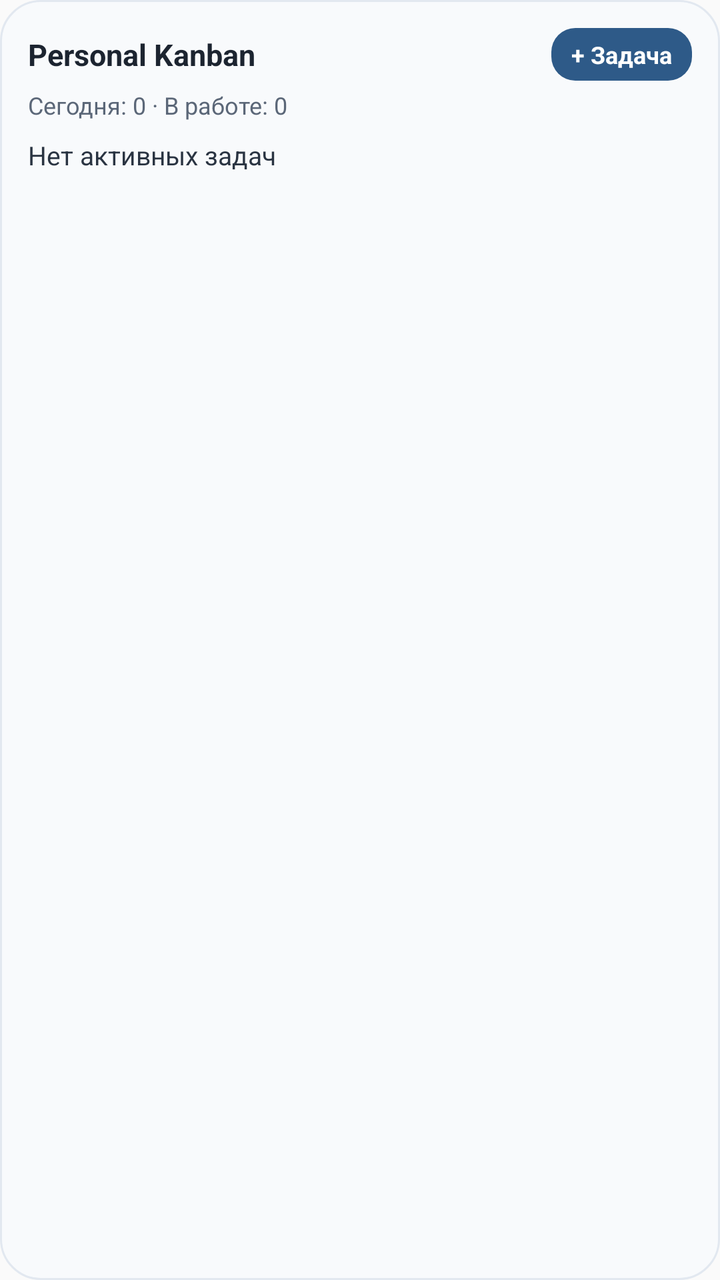
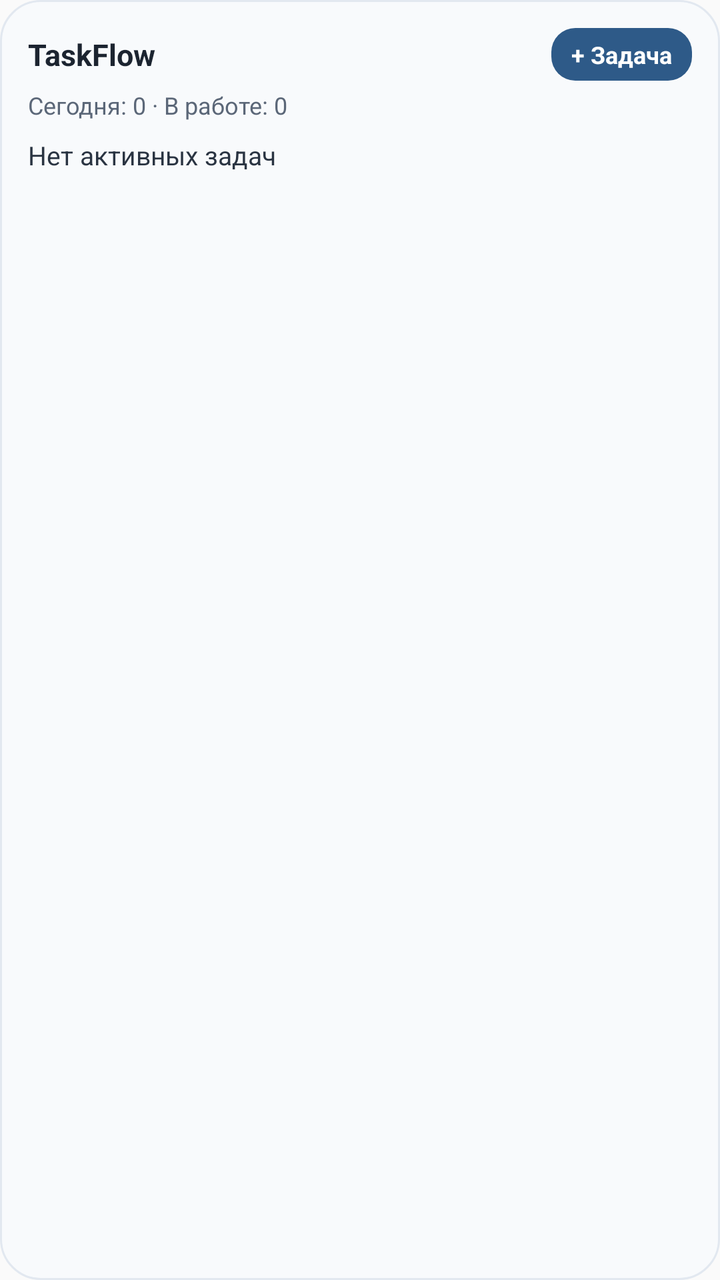

Two renders of the same Android screen: before a commit and after it. Below are the layout's source before the change and the commit's diff.
<!-- AndroidManifest.xml: application theme Theme.PersonalKanban -->
<!-- res/layout/widget_kanban.xml -->
<?xml version="1.0" encoding="utf-8"?>
<LinearLayout xmlns:android="http://schemas.android.com/apk/res/android"
    android:id="@+id/widget_root"
    android:layout_width="match_parent"
    android:layout_height="match_parent"
    android:background="@drawable/widget_bg"
    android:orientation="vertical"
    android:padding="14dp">

    <LinearLayout
        android:layout_width="match_parent"
        android:layout_height="wrap_content"
        android:gravity="center_vertical"
        android:orientation="horizontal">

        <TextView
            android:id="@+id/widget_title"
            android:layout_width="0dp"
            android:layout_height="wrap_content"
            android:layout_weight="1"
            android:text="Personal Kanban"
            android:textColor="#1C2430"
            android:textSize="15sp"
            android:textStyle="bold" />

        <TextView
            android:id="@+id/widget_add_btn"
            android:layout_width="wrap_content"
            android:layout_height="wrap_content"
            android:background="@drawable/widget_btn_bg"
            android:paddingHorizontal="10dp"
            android:paddingVertical="5dp"
            android:text="+ Задача"
            android:textColor="#FFFFFF"
            android:textSize="12sp"
            android:textStyle="bold" />
    </LinearLayout>

    <TextView
        android:id="@+id/widget_summary"
        android:layout_width="match_parent"
        android:layout_height="wrap_content"
        android:layout_marginTop="4dp"
        android:text="Сегодня: 0 · В работе: 0"
        android:textColor="#5B6778"
        android:textSize="12sp" />

    <TextView
        android:id="@+id/widget_tasks"
        android:layout_width="match_parent"
        android:layout_height="0dp"
        android:layout_marginTop="8dp"
        android:layout_weight="1"
        android:ellipsize="end"
        android:lineSpacingExtra="3dp"
        android:maxLines="4"
        android:text="Нет активных задач"
        android:textColor="#2A3442"
        android:textSize="13sp" />
</LinearLayout>
<!-- resources referenced by this layout -->
<resources>
  <!-- drawable widget_bg (drawable) -->
  <?xml version="1.0" encoding="utf-8"?>
  <shape xmlns:android="http://schemas.android.com/apk/res/android"
      android:shape="rectangle">
      <solid android:color="#F8FAFC" />
      <corners android:radius="20dp" />
      <stroke
          android:width="1dp"
          android:color="#E2E8F0" />
  </shape>
  <!-- drawable widget_btn_bg (drawable) -->
  <?xml version="1.0" encoding="utf-8"?>
  <shape xmlns:android="http://schemas.android.com/apk/res/android"
      android:shape="rectangle">
      <solid android:color="#2E5A88" />
      <corners android:radius="12dp" />
  </shape>
  <style name="Theme.PersonalKanban" parent="android:Theme.Material.Light.NoActionBar">
          <item name="android:statusBarColor">@android:color/transparent</item>
          <item name="android:navigationBarColor">@android:color/transparent</item>
      </style>
</resources>

<!-- the commit's change to res/layout/widget_kanban.xml (unified diff, before → after) -->
@@ -18,7 +18,7 @@
             android:layout_width="0dp"
             android:layout_height="wrap_content"
             android:layout_weight="1"
-            android:text="Personal Kanban"
+            android:text="TaskFlow"
             android:textColor="#1C2430"
             android:textSize="15sp"
             android:textStyle="bold" />
